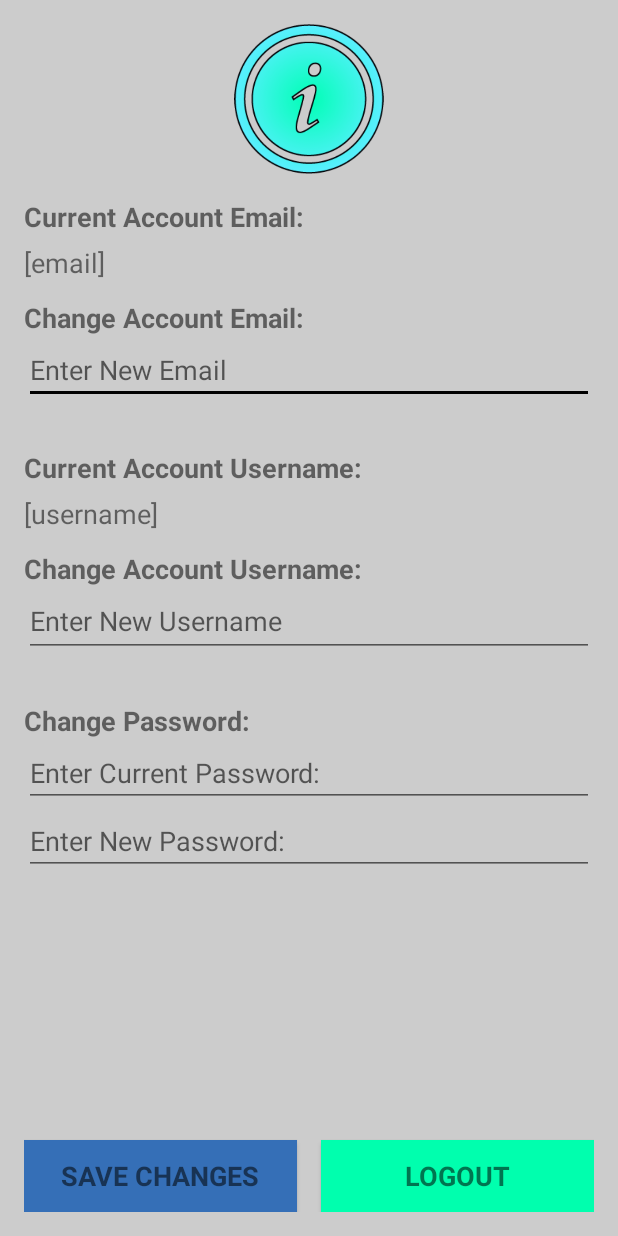
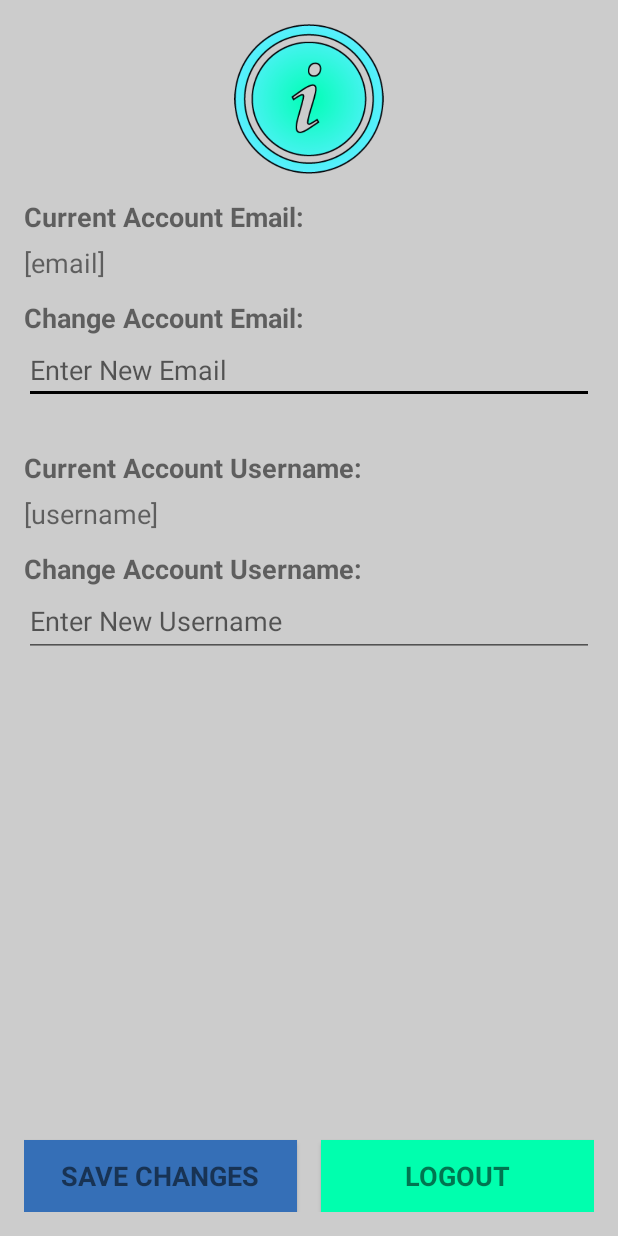
Before and after one commit to bfgardner/cs370androidcode, an Android app: the AccountSettingsActivity screen opened directly, with no data from a screen before it, on a phone screen of 412 x 824 dp. Run offline under Robolectric (Android 15) with nearby library versions, the phone set to English and light mode, and no system bars; 4 statements that could not run were skipped.

Commit message:
UI edits

```diff
--- a/app/src/main/java/io/iaso/iaso/AccountSettingsActivity.java
+++ b/app/src/main/java/io/iaso/iaso/AccountSettingsActivity.java
@@ -26,12 +26,9 @@ public class AccountSettingsActivity extends AppCompatActivity {
     private TextView currentEmail;
     private TextView currentUsername;
     private TextView changeEmail;
-    private TextView changePassword;
     private TextView changeUsername;
     private EditText enterEmail;
     private EditText enterUsername;
-    private EditText enterOldPass;
-    private EditText enterNewPass;
     private String id;
     @Override
     protected void onCreate(Bundle savedInstanceState) {
@@ -44,9 +41,6 @@ public class AccountSettingsActivity extends AppCompatActivity {
         currentUsername = (TextView)findViewById(R.id.current_username);
         changeUsername = (TextView)findViewById(R.id.change_username);
         enterUsername = (EditText)findViewById(R.id.enter_username);
-        changePassword = (TextView)findViewById(R.id.change_password);
-        enterOldPass = (EditText)findViewById(R.id.enter_current_password);
-        enterNewPass = (EditText)findViewById(R.id.enter_new_password);
         saveButton = (Button)findViewById(R.id.save_button);
         logoutButton = (Button)findViewById(R.id.logout_button);
 
--- a/app/src/main/java/io/iaso/iaso/UserAccountHome/UserAccountHome.java
+++ b/app/src/main/java/io/iaso/iaso/UserAccountHome/UserAccountHome.java
@@ -70,8 +70,6 @@ public class UserAccountHome extends AppCompatActivity {
         fab.setOnClickListener(new View.OnClickListener() {
             @Override
             public void onClick(View view) {
-                Snackbar.make(view, "Replace with your own action", Snackbar.LENGTH_LONG)
-                        .setAction("Action", null).show();
                 String home_success = "Coming from User Account Home";
                 Intent homeToAdd = new Intent(UserAccountHome.this, AddPrescriptionActivity.class);
                 homeToAdd.putExtra("Success", home_success);
--- a/app/src/main/res/layout/activity_account_settings.xml
+++ b/app/src/main/res/layout/activity_account_settings.xml
@@ -82,29 +82,6 @@
         android:paddingBottom="12dp"
         android:paddingEnd="6dp" />
 
-    <TextView
-        android:id="@+id/change_password"
-        android:layout_width="match_parent"
-        android:layout_height="wrap_content"
-        android:paddingTop="30dp"
-        android:text="Change Password:"
-        android:textSize="18sp"
-        android:textStyle="bold" />
-
-    <EditText
-        android:id="@+id/enter_current_password"
-        android:layout_width="match_parent"
-        android:layout_height="wrap_content"
-        android:hint="Enter Current Password: "
-        android:inputType="textPassword" />
-
-    <EditText
-        android:id="@+id/enter_new_password"
-        android:layout_width="match_parent"
-        android:layout_height="wrap_content"
-        android:hint="Enter New Password: "
-        android:inputType="textPassword" />
-
     <LinearLayout
         android:layout_width="match_parent"
         android:layout_height="match_parent"
--- a/app/src/main/res/layout/activity_medicine_detail.xml
+++ b/app/src/main/res/layout/activity_medicine_detail.xml
@@ -128,7 +128,7 @@
             android:layout_marginRight="8dp"
             android:layout_weight="1"
             android:background="@color/colorPrimary"
-            android:text="Edit Prescription"
+            android:text="Edit Info"
             android:textSize="18sp"
             android:textStyle="bold" />
 
```
Also changed, not shown: app/src/main/res/layout/activity_notification_settings.xml (+4 -4 lines).
